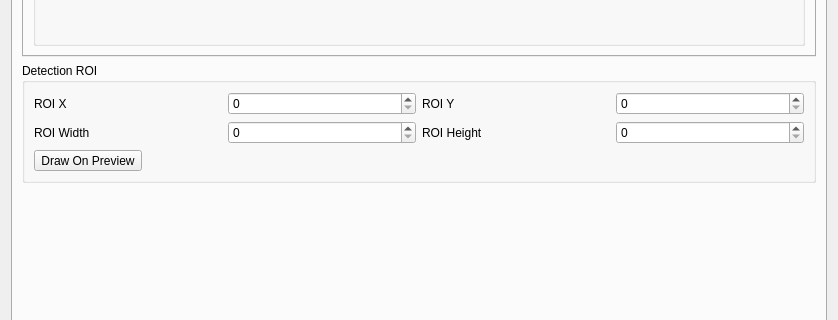
Above: plugins/feature/camera/camerasettingsdialog.ui from srcejon/sdrangel before the change; both pictures show x 0 to 838 and y 595 to 915 of the 838 by 1192 pixel window. Below: the same form after it.
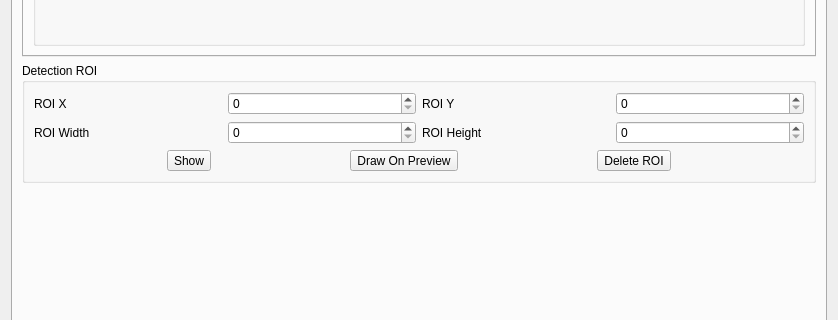
That is the form after the change. The open tabs and pages were chosen to show the change. Icons and pictures are not drawn. Custom widgets are drawn as their Qt base class.

Commit message: Add camera detection ROI preview controls

The edit to the form file:
```diff
--- a/plugins/feature/camera/camerasettingsdialog.ui
+++ b/plugins/feature/camera/camerasettingsdialog.ui
@@ -4942,6 +4942,18 @@
            </widget>
           </item>
           <item row="4" column="0" colspan="4">
+           <layout class="QHBoxLayout" name="detectionRoiButtonsLayout">
+            <item>
+             <widget class="ButtonSwitch" name="detectionRoiShowButton">
+              <property name="toolTip">
+               <string>Show the detection ROI on the preview image</string>
+              </property>
+              <property name="text">
+               <string>Show</string>
+              </property>
+             </widget>
+            </item>
+            <item>
            <widget class="QToolButton" name="detectionRoiDrawButton">
             <property name="toolTip">
              <string>Draw the detection ROI directly on the preview image</string>
@@ -4951,6 +4963,18 @@
             </property>
            </widget>
           </item>
+            <item>
+             <widget class="QToolButton" name="detectionRoiDeleteButton">
+              <property name="toolTip">
+               <string>Delete the detection ROI and reset its bounds to 0</string>
+              </property>
+              <property name="text">
+               <string>Delete ROI</string>
+              </property>
+             </widget>
+            </item>
+           </layout>
+          </item>
          </layout>
         </widget>
        </item>
@@ -5481,6 +5505,13 @@
   <tabstop>fpsSpin</tabstop>
   <tabstop>intervalSpin</tabstop>
  </tabstops>
+ <customwidgets>
+  <customwidget>
+   <class>ButtonSwitch</class>
+   <extends>QToolButton</extends>
+   <header>gui/buttonswitch.h</header>
+  </customwidget>
+ </customwidgets>
  <resources>
   <include location="cameraicons.qrc"/>
   <include location="../../../sdrgui/resources/res.qrc"/>
```
Lines whose indentation alone changed are shown as unchanged. The commit also changes 4 other files.
